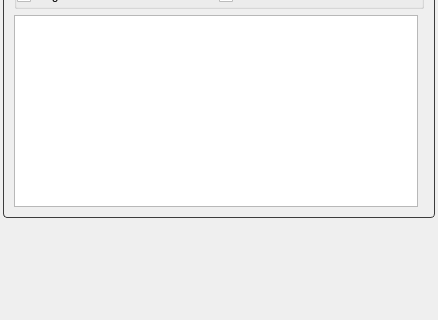
Old version of the form Studio/src/DeepSSM/DeepSSMTool.ui in the repository SCIInstitute/ShapeWorks; both pictures show x 0 to 438 and y 323 to 643 of the 438 by 643 pixel window.
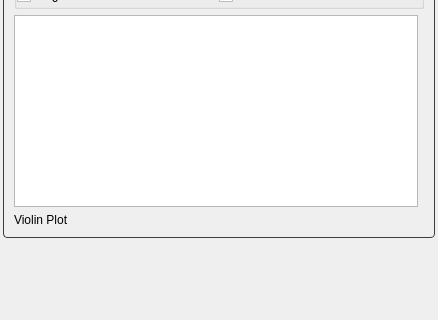
New version of the form. Icons and pictures are not drawn.

Commit message: Adding violin plot support

Patch:
```diff
--- a/Studio/src/DeepSSM/DeepSSMTool.ui
+++ b/Studio/src/DeepSSM/DeepSSMTool.ui
@@ -822,6 +822,13 @@
          <item row="1" column="0">
           <widget class="QTableWidget" name="table"/>
          </item>
+         <item row="2" column="0">
+          <widget class="QLabel" name="violin_plot">
+           <property name="text">
+            <string>Violin Plot</string>
+           </property>
+          </widget>
+         </item>
         </layout>
        </widget>
       </item>
```
The commit also changes 2 other files.
